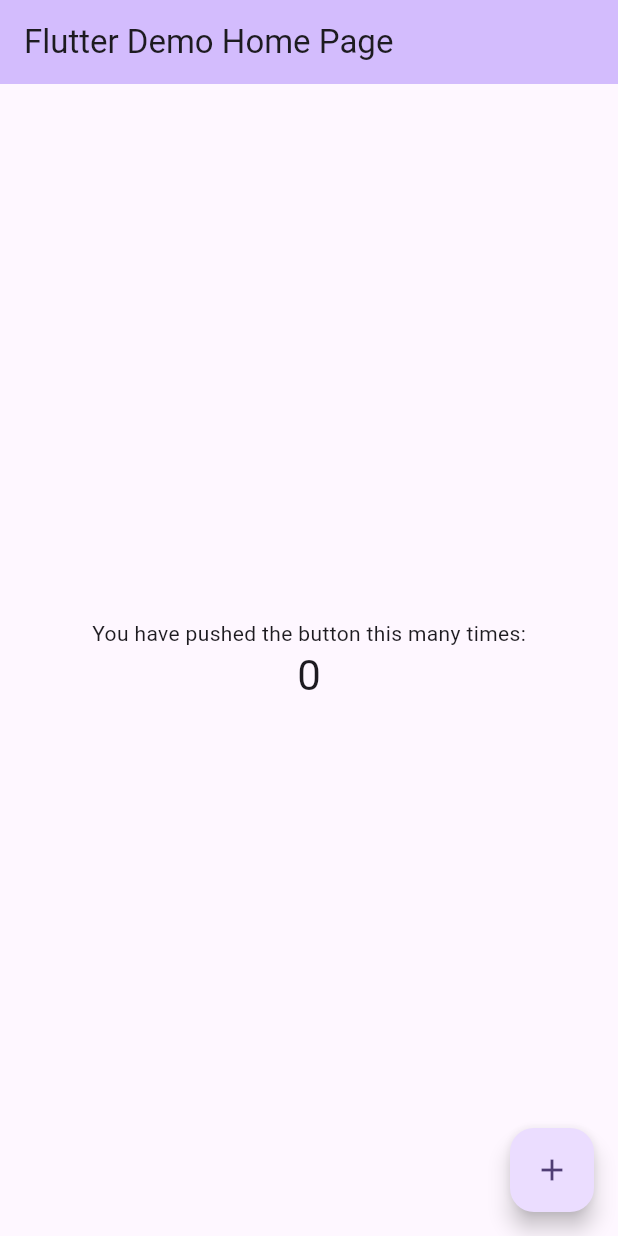
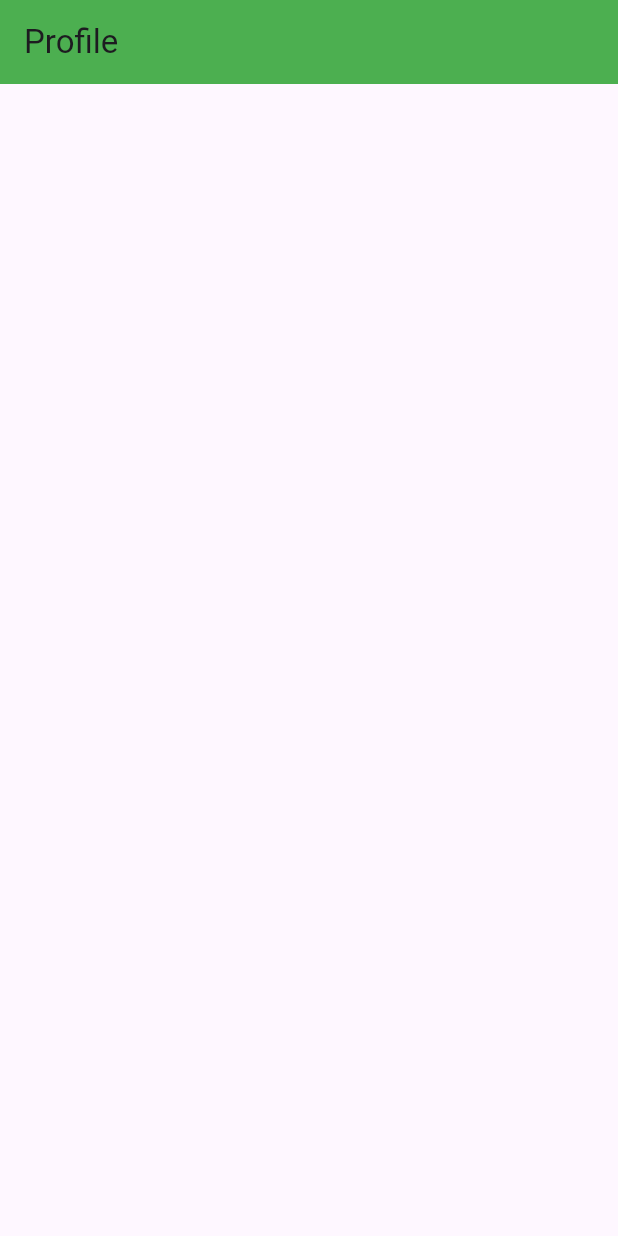
Before and after one commit to tonytran0314/profile_page, a Flutter app: the screen it shows after launch, on a phone screen of 412 x 824 dp. Run offline on Flutter 3.47's test engine with Material 3 defaults, Android fonts, the phone set to English and light mode, and no system bars.

```diff
--- a/lib/main.dart
+++ b/lib/main.dart
@@ -1,4 +1,5 @@
 import 'package:flutter/material.dart';
+import 'package:profile_page/pages/profile.dart';
 
 void main() {
   runApp(const MyApp());
@@ -7,116 +8,11 @@ void main() {
 class MyApp extends StatelessWidget {
   const MyApp({super.key});
 
-  // This widget is the root of your application.
   @override
   Widget build(BuildContext context) {
     return MaterialApp(
-      title: 'Flutter Demo',
-      theme: ThemeData(
-        // This is the theme of your application.
-        //
-        // TRY THIS: Try running your application with "flutter run". You'll see
-        // the application has a purple toolbar. Then, without quitting the app,
-        // try changing the seedColor in the colorScheme below to Colors.green
-        // and then invoke "hot reload" (save your changes or press the "hot
-        // reload" button in a Flutter-supported IDE, or press "r" if you used
-        // the command line to start the app).
-        //
-        // Notice that the counter didn't reset back to zero; the application
-        // state is not lost during the reload. To reset the state, use hot
-        // restart instead.
-        //
-        // This works for code too, not just values: Most code changes can be
-        // tested with just a hot reload.
-        colorScheme: ColorScheme.fromSeed(seedColor: Colors.deepPurple),
-      ),
-      home: const MyHomePage(title: 'Flutter Demo Home Page'),
+      debugShowCheckedModeBanner: false,
+      home: const Profile(),
     );
   }
 }
-
-class MyHomePage extends StatefulWidget {
-  const MyHomePage({super.key, required this.title});
-
-  // This widget is the home page of your application. It is stateful, meaning
-  // that it has a State object (defined below) that contains fields that affect
-  // how it looks.
-
-  // This class is the configuration for the state. It holds the values (in this
-  // case the title) provided by the parent (in this case the App widget) and
-  // used by the build method of the State. Fields in a Widget subclass are
-  // always marked "final".
-
-  final String title;
-
-  @override
-  State<MyHomePage> createState() => _MyHomePageState();
-}
-
-class _MyHomePageState extends State<MyHomePage> {
-  int _counter = 0;
-
-  void _incrementCounter() {
-    setState(() {
-      // This call to setState tells the Flutter framework that something has
-      // changed in this State, which causes it to rerun the build method below
-      // so that the display can reflect the updated values. If we changed
-      // _counter without calling setState(), then the build method would not be
-      // called again, and so nothing would appear to happen.
-      _counter++;
-    });
-  }
-
-  @override
-  Widget build(BuildContext context) {
-    // This method is rerun every time setState is called, for instance as done
-    // by the _incrementCounter method above.
-    //
-    // The Flutter framework has been optimized to make rerunning build methods
-    // fast, so that you can just rebuild anything that needs updating rather
-    // than having to individually change instances of widgets.
-    return Scaffold(
-      appBar: AppBar(
-        // TRY THIS: Try changing the color here to a specific color (to
-        // Colors.amber, perhaps?) and trigger a hot reload to see the AppBar
-        // change color while the other colors stay the same.
-        backgroundColor: Theme.of(context).colorScheme.inversePrimary,
-        // Here we take the value from the MyHomePage object that was created by
-        // the App.build method, and use it to set our appbar title.
-        title: Text(widget.title),
-      ),
-      body: Center(
-        // Center is a layout widget. It takes a single child and positions it
-        // in the middle of the parent.
-        child: Column(
-          // Column is also a layout widget. It takes a list of children and
-          // arranges them vertically. By default, it sizes itself to fit its
-          // children horizontally, and tries to be as tall as its parent.
-          //
-          // Column has various properties to control how it sizes itself and
-          // how it positions its children. Here we use mainAxisAlignment to
-          // center the children vertically; the main axis here is the vertical
-          // axis because Columns are vertical (the cross axis would be
-          // horizontal).
-          //
-          // TRY THIS: Invoke "debug painting" (choose the "Toggle Debug Paint"
-          // action in the IDE, or press "p" in the console), to see the
-          // wireframe for each widget.
-          mainAxisAlignment: MainAxisAlignment.center,
-          children: <Widget>[
-            const Text('You have pushed the button this many times:'),
-            Text(
-              '$_counter',
-              style: Theme.of(context).textTheme.headlineMedium,
-            ),
-          ],
-        ),
-      ),
-      floatingActionButton: FloatingActionButton(
-        onPressed: _incrementCounter,
-        tooltip: 'Increment',
-        child: const Icon(Icons.add),
-      ), // This trailing comma makes auto-formatting nicer for build methods.
-    );
-  }
-}
--- /dev/null
+++ b/lib/pages/profile.dart
@@ -0,0 +1,15 @@
+import 'package:flutter/material.dart';
+
+class Profile extends StatelessWidget {
+  const Profile({super.key});
+
+  @override
+  Widget build(BuildContext context) {
+    return Scaffold(
+      appBar: AppBar(
+        title: Text("Profile"),
+        backgroundColor: Colors.green,
+      ),
+    );
+  }
+}
```
Also changed, not shown: pubspec.yaml (+11 -4 lines), fonts/Poppins-Bold.ttf (added), fonts/Poppins-Medium.ttf (added), fonts/Poppins-Regular.ttf (added), fonts/Poppins-SemiBold.ttf (added).
